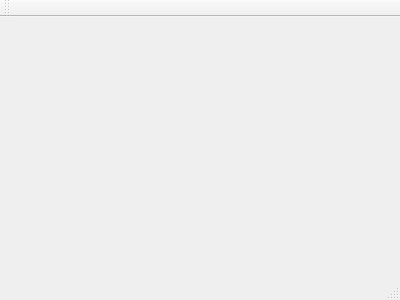
This is mainwindow.ui in the12chairs/TermProject as Qt 5 draws it before an edit. The edited form follows.
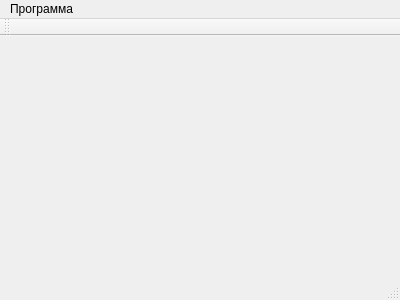
This is the edited form.

Diff of the .ui file:
```diff
--- a/mainwindow.ui
+++ b/mainwindow.ui
@@ -12,13 +12,40 @@
   <property name="windowTitle" >
    <string>MainWindow</string>
   </property>
-  <widget class="QMenuBar" name="menuBar" />
-  <widget class="QToolBar" name="mainToolBar" />
-  <widget class="QWidget" name="centralWidget" />
-  <widget class="QStatusBar" name="statusBar" />
+  <widget class="QWidget" name="centralWidget"/>
+  <widget class="QMenuBar" name="menuBar">
+   <property name="geometry">
+    <rect>
+     <x>0</x>
+     <y>0</y>
+     <width>400</width>
+     <height>21</height>
+    </rect>
+   </property>
+   <widget class="QMenu" name="menu">
+    <property name="title">
+     <string>Программа</string>
+    </property>
+    <addaction name="action"/>
+   </widget>
+   <addaction name="menu"/>
+  </widget>
+  <widget class="QToolBar" name="mainToolBar">
+   <attribute name="toolBarArea">
+    <enum>TopToolBarArea</enum>
+   </attribute>
+   <attribute name="toolBarBreak">
+    <bool>false</bool>
+   </attribute>
+  </widget>
+  <widget class="QStatusBar" name="statusBar"/>
+  <action name="action">
+   <property name="text">
+    <string>Выход</string>
+   </property>
+  </action>
  </widget>
- <layoutDefault spacing="6" margin="11" />
- <pixmapfunction></pixmapfunction>
+ <layoutdefault spacing="6" margin="11"/>
  <resources/>
  <connections/>
 </ui>
```
Left out of the diff: 26 changed lines with no effect on the pictures.
